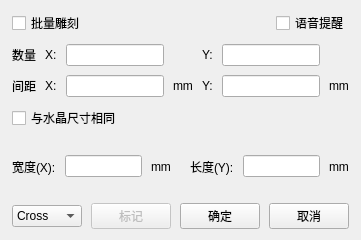
Old version of the form ui/mcurvwindow.ui in the repository 0000duck/3dLaser.
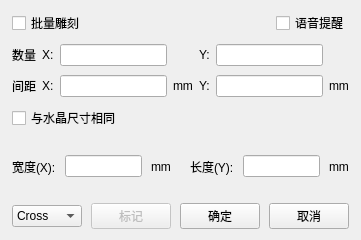
New version of the form.

```diff
--- a/ui/mcurvwindow.ui
+++ b/ui/mcurvwindow.ui
@@ -55,7 +55,10 @@
     </layout>
    </item>
    <item>
-    <layout class="QGridLayout" name="ly_mcurv2">
+    <layout class="QGridLayout" name="ly_mcurv2" columnstretch="0,0,0,0,0,0,0">
+     <property name="horizontalSpacing">
+      <number>6</number>
+     </property>
      <item row="0" column="0">
       <widget class="QLabel" name="lb_mcurv_num">
        <property name="text">
@@ -70,26 +73,36 @@
        </property>
       </widget>
      </item>
-     <item row="0" column="2">
-      <widget class="QLineEdit" name="le_num_X"/>
+     <item row="1" column="5">
+      <widget class="QLineEdit" name="le_space_Y">
+       <property name="sizePolicy">
+        <sizepolicy hsizetype="Preferred" vsizetype="Fixed">
+         <horstretch>0</horstretch>
+         <verstretch>0</verstretch>
+        </sizepolicy>
+       </property>
+       <property name="maximumSize">
+        <size>
+         <width>16777215</width>
+         <height>16777215</height>
+        </size>
+       </property>
+      </widget>
      </item>
-     <item row="0" column="4">
-      <widget class="QLabel" name="lb_num_Y">
+     <item row="1" column="6">
+      <widget class="QLabel" name="lb_space_Y2">
+       <property name="text">
+        <string>mm</string>
+       </property>
+      </widget>
+     </item>
+     <item row="1" column="4">
+      <widget class="QLabel" name="lb_space_Y">
        <property name="text">
         <string>Y:</string>
        </property>
       </widget>
      </item>
-     <item row="0" column="5">
-      <widget class="QLineEdit" name="le_num_Y"/>
-     </item>
-     <item row="1" column="0">
-      <widget class="QLabel" name="lb_mcurv_space">
-       <property name="text">
-        <string>间距</string>
-       </property>
-      </widget>
-     </item>
      <item row="1" column="1">
       <widget class="QLabel" name="lb_space_X">
        <property name="text">
@@ -98,7 +111,27 @@
       </widget>
      </item>
      <item row="1" column="2">
-      <widget class="QLineEdit" name="le_space_X"/>
+      <widget class="QLineEdit" name="le_space_X">
+       <property name="sizePolicy">
+        <sizepolicy hsizetype="Preferred" vsizetype="Fixed">
+         <horstretch>0</horstretch>
+         <verstretch>0</verstretch>
+        </sizepolicy>
+       </property>
+       <property name="maximumSize">
+        <size>
+         <width>16777215</width>
+         <height>16777215</height>
+        </size>
+       </property>
+      </widget>
+     </item>
+     <item row="1" column="0">
+      <widget class="QLabel" name="lb_mcurv_space">
+       <property name="text">
+        <string>间距</string>
+       </property>
+      </widget>
      </item>
      <item row="1" column="3">
       <widget class="QLabel" name="lb_space_X2">
@@ -107,20 +140,42 @@
        </property>
       </widget>
      </item>
-     <item row="1" column="4">
-      <widget class="QLabel" name="lb_space_Y">
+     <item row="0" column="4">
+      <widget class="QLabel" name="lb_num_Y">
        <property name="text">
         <string>Y:</string>
        </property>
       </widget>
      </item>
-     <item row="1" column="5">
-      <widget class="QLineEdit" name="le_space_Y"/>
+     <item row="0" column="5">
+      <widget class="QLineEdit" name="le_num_Y">
+       <property name="sizePolicy">
+        <sizepolicy hsizetype="Preferred" vsizetype="Fixed">
+         <horstretch>0</horstretch>
+         <verstretch>0</verstretch>
+        </sizepolicy>
+       </property>
+       <property name="maximumSize">
+        <size>
+         <width>16777215</width>
+         <height>16777215</height>
+        </size>
+       </property>
+      </widget>
      </item>
-     <item row="1" column="6">
-      <widget class="QLabel" name="lb_space_Y2">
-       <property name="text">
-        <string>mm</string>
+     <item row="0" column="2">
+      <widget class="QLineEdit" name="le_num_X">
+       <property name="sizePolicy">
+        <sizepolicy hsizetype="Preferred" vsizetype="Fixed">
+         <horstretch>0</horstretch>
+         <verstretch>0</verstretch>
+        </sizepolicy>
+       </property>
+       <property name="maximumSize">
+        <size>
+         <width>16777215</width>
+         <height>16777215</height>
+        </size>
        </property>
       </widget>
      </item>
```
